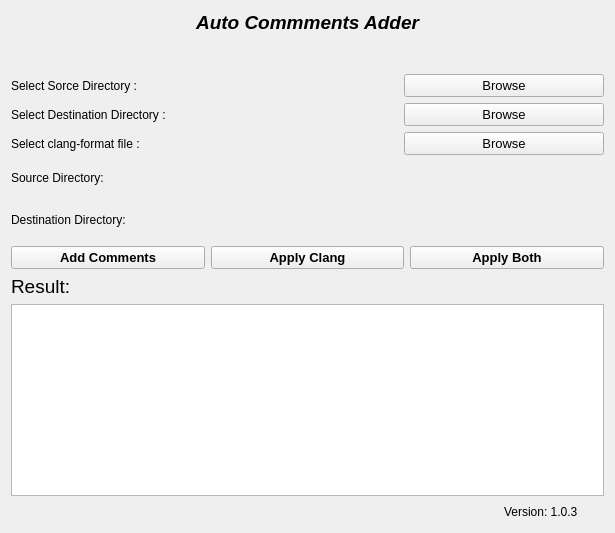
Old version of the form AutoCommentsTool/AutoHeader.ui in the repository CG-Abhilash/AutoCommentTool.
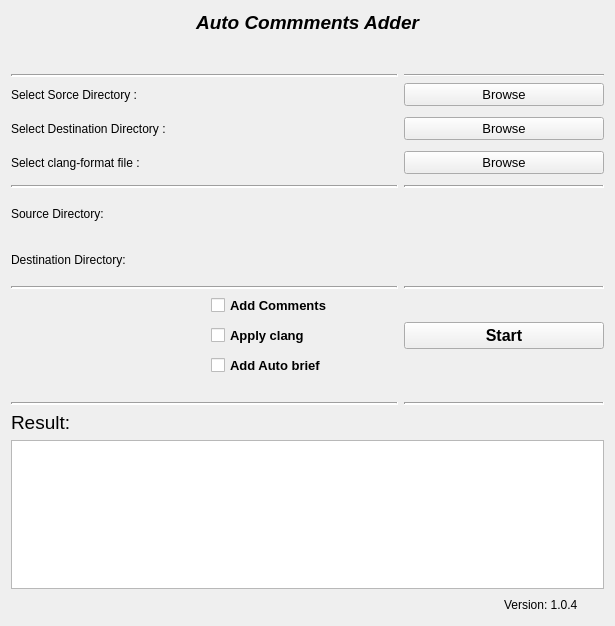
New version of the form.

Commit message: Modify code for adding auto file, class and file brief.

Diff of the .ui file:
```diff
--- a/AutoCommentsTool/AutoHeader.ui
+++ b/AutoCommentsTool/AutoHeader.ui
@@ -7,7 +7,7 @@
     <x>0</x>
     <y>0</y>
     <width>615</width>
-    <height>533</height>
+    <height>626</height>
    </rect>
   </property>
   <property name="font">
@@ -55,7 +55,7 @@
         </size>
        </property>
        <property name="text">
-        <string>Version: 1.0.3</string>
+        <string>Version: 1.0.4</string>
        </property>
       </widget>
      </item>
@@ -102,40 +102,166 @@
      </item>
      <item>
       <layout class="QGridLayout" name="gridLayout">
-       <item row="2" column="1">
-        <widget class="QPushButton" name="DestinationDirectoryButton">
-         <property name="sizePolicy">
-          <sizepolicy hsizetype="Fixed" vsizetype="Fixed">
-           <horstretch>0</horstretch>
-           <verstretch>0</verstretch>
-          </sizepolicy>
-         </property>
-         <property name="minimumSize">
-          <size>
-           <width>100</width>
-           <height>0</height>
-          </size>
-         </property>
-         <property name="maximumSize">
-          <size>
-           <width>200</width>
-           <height>16777215</height>
-          </size>
-         </property>
-         <property name="font">
-          <font>
-           <pointsize>10</pointsize>
-          </font>
-         </property>
-         <property name="text">
-          <string>Browse</string>
-         </property>
-        </widget>
-       </item>
        <item row="0" column="0">
         <layout class="QHBoxLayout" name="horizontalLayout"/>
        </item>
-       <item row="4" column="0" colspan="2">
+       <item row="3" column="0">
+        <spacer name="verticalSpacer_3">
+         <property name="orientation">
+          <enum>Qt::Vertical</enum>
+         </property>
+         <property name="sizeType">
+          <enum>QSizePolicy::Fixed</enum>
+         </property>
+         <property name="sizeHint" stdset="0">
+          <size>
+           <width>20</width>
+           <height>5</height>
+          </size>
+         </property>
+        </spacer>
+       </item>
+       <item row="18" column="0" colspan="2">
+        <spacer name="verticalSpacer_2">
+         <property name="orientation">
+          <enum>Qt::Vertical</enum>
+         </property>
+         <property name="sizeType">
+          <enum>QSizePolicy::Fixed</enum>
+         </property>
+         <property name="sizeHint" stdset="0">
+          <size>
+           <width>20</width>
+           <height>20</height>
+          </size>
+         </property>
+        </spacer>
+       </item>
+       <item row="10" column="0">
+        <spacer name="verticalSpacer_5">
+         <property name="orientation">
+          <enum>Qt::Vertical</enum>
+         </property>
+         <property name="sizeType">
+          <enum>QSizePolicy::Fixed</enum>
+         </property>
+         <property name="sizeHint" stdset="0">
+          <size>
+           <width>20</width>
+           <height>5</height>
+          </size>
+         </property>
+        </spacer>
+       </item>
+       <item row="2" column="1">
+        <widget class="QPushButton" name="SourceBrowseButton">
+         <property name="sizePolicy">
+          <sizepolicy hsizetype="Fixed" vsizetype="Fixed">
+           <horstretch>0</horstretch>
+           <verstretch>0</verstretch>
+          </sizepolicy>
+         </property>
+         <property name="minimumSize">
+          <size>
+           <width>200</width>
+           <height>0</height>
+          </size>
+         </property>
+         <property name="maximumSize">
+          <size>
+           <width>200</width>
+           <height>16777215</height>
+          </size>
+         </property>
+         <property name="font">
+          <font>
+           <pointsize>10</pointsize>
+          </font>
+         </property>
+         <property name="text">
+          <string>Browse</string>
+         </property>
+        </widget>
+       </item>
+       <item row="14" column="0">
+        <widget class="Line" name="line_5">
+         <property name="lineWidth">
+          <number>2</number>
+         </property>
+         <property name="orientation">
+          <enum>Qt::Horizontal</enum>
+         </property>
+        </widget>
+       </item>
+       <item row="16" column="1">
+        <widget class="QPushButton" name="start_button_">
+         <property name="font">
+          <font>
+           <pointsize>12</pointsize>
+           <weight>75</weight>
+           <bold>true</bold>
+          </font>
+         </property>
+         <property name="text">
+          <string>Start</string>
+         </property>
+        </widget>
+       </item>
+       <item row="25" column="1">
+        <widget class="Line" name="line_8">
+         <property name="lineWidth">
+          <number>2</number>
+         </property>
+         <property name="orientation">
+          <enum>Qt::Horizontal</enum>
+         </property>
+        </widget>
+       </item>
+       <item row="17" column="0">
+        <layout class="QHBoxLayout" name="horizontalLayout_9">
+         <item>
+          <spacer name="horizontalSpacer_7">
+           <property name="orientation">
+            <enum>Qt::Horizontal</enum>
+           </property>
+           <property name="sizeType">
+            <enum>QSizePolicy::Fixed</enum>
+           </property>
+           <property name="sizeHint" stdset="0">
+            <size>
+             <width>200</width>
+             <height>20</height>
+            </size>
+           </property>
+          </spacer>
+         </item>
+         <item>
+          <widget class="QCheckBox" name="auto_brief_check_box_">
+           <property name="font">
+            <font>
+             <pointsize>10</pointsize>
+             <weight>75</weight>
+             <bold>true</bold>
+            </font>
+           </property>
+           <property name="text">
+            <string>Add Auto brief</string>
+           </property>
+          </widget>
+         </item>
+        </layout>
+       </item>
+       <item row="11" column="0">
+        <widget class="Line" name="line_3">
+         <property name="lineWidth">
+          <number>2</number>
+         </property>
+         <property name="orientation">
+          <enum>Qt::Horizontal</enum>
+         </property>
+        </widget>
+       </item>
+       <item row="12" column="0" colspan="2">
         <widget class="QLabel" name="SourceDirectoryLabel">
          <property name="sizePolicy">
           <sizepolicy hsizetype="Expanding" vsizetype="Expanding">
@@ -143,6 +269,18 @@
            <verstretch>0</verstretch>
           </sizepolicy>
          </property>
+         <property name="minimumSize">
+          <size>
+           <width>0</width>
+           <height>40</height>
+          </size>
+         </property>
+         <property name="maximumSize">
+          <size>
+           <width>16777215</width>
+           <height>40</height>
+          </size>
+         </property>
          <property name="lineWidth">
           <number>2</number>
          </property>
@@ -157,31 +295,7 @@
          </property>
         </widget>
        </item>
-       <item row="1" column="0">
-        <layout class="QHBoxLayout" name="horizontalLayout_3">
-         <item>
-          <widget class="QLabel" name="label_4">
-           <property name="text">
-            <string>Select Sorce Directory :</string>
-           </property>
-          </widget>
-         </item>
-         <item>
-          <spacer name="horizontalSpacer">
-           <property name="orientation">
-            <enum>Qt::Horizontal</enum>
-           </property>
-           <property name="sizeHint" stdset="0">
-            <size>
-             <width>40</width>
-             <height>20</height>
-            </size>
-           </property>
-          </spacer>
-         </item>
-        </layout>
-       </item>
-       <item row="2" column="0">
+       <item row="4" column="0">
         <layout class="QHBoxLayout" name="horizontalLayout_4">
          <item>
           <widget class="QLabel" name="label_5">
@@ -205,117 +319,7 @@
          </item>
         </layout>
        </item>
-       <item row="5" column="0" colspan="2">
-        <widget class="QLabel" name="DestinationDirectoryLabel">
-         <property name="minimumSize">
-          <size>
-           <width>0</width>
-           <height>40</height>
-          </size>
-         </property>
-         <property name="maximumSize">
-          <size>
-           <width>16777215</width>
-           <height>40</height>
-          </size>
-         </property>
-         <property name="lineWidth">
-          <number>2</number>
-         </property>
-         <property name="text">
-          <string>Destination Directory: </string>
-         </property>
-         <property name="wordWrap">
-          <bool>true</bool>
-         </property>
-        </widget>
-       </item>
-       <item row="6" column="0" colspan="2">
-        <layout class="QHBoxLayout" name="horizontalLayout_6">
-         <item>
-          <widget class="QPushButton" name="AddCommetsButton">
-           <property name="font">
-            <font>
-             <pointsize>10</pointsize>
-             <weight>75</weight>
-             <bold>true</bold>
-            </font>
-           </property>
-           <property name="focusPolicy">
-            <enum>Qt::TabFocus</enum>
-           </property>
-           <property name="layoutDirection">
-            <enum>Qt::LeftToRight</enum>
-           </property>
-           <property name="text">
-            <string>Add Comments</string>
-           </property>
-          </widget>
-         </item>
-         <item>
-          <widget class="QPushButton" name="ApplyCLangButton">
-           <property name="font">
-            <font>
-             <pointsize>10</pointsize>
-             <weight>75</weight>
-             <bold>true</bold>
-            </font>
-           </property>
-           <property name="text">
-            <string>Apply Clang</string>
-           </property>
-          </widget>
-         </item>
-         <item>
-          <widget class="QPushButton" name="ApplyBothButton">
-           <property name="font">
-            <font>
-             <pointsize>10</pointsize>
-             <weight>75</weight>
-             <bold>true</bold>
-            </font>
-           </property>
-           <property name="text">
-            <string>Apply Both</string>
-           </property>
-          </widget>
-         </item>
-        </layout>
-       </item>
-       <item row="1" column="1">
-        <widget class="QPushButton" name="SourceBrowseButton">
-         <property name="sizePolicy">
-          <sizepolicy hsizetype="Fixed" vsizetype="Fixed">
-           <horstretch>0</horstretch>
-           <verstretch>0</verstretch>
-          </sizepolicy>
-         </property>
-         <property name="minimumSize">
-          <size>
-           <width>200</width>
-           <height>0</height>
-          </size>
-         </property>
-         <property name="maximumSize">
-          <size>
-           <width>200</width>
-           <height>16777215</height>
-          </size>
-         </property>
-         <property name="font">
-          <font>
-           <pointsize>10</pointsize>
-          </font>
-         </property>
-         <property name="text">
-          <string>Browse</string>
-         </property>
-        </widget>
-       </item>
-       <item row="13" column="0" colspan="2">
-        <widget class="QListWidget" name="resultlistWidget"/>
-       </item>
-       <item row="12" column="0">
+       <item row="26" column="0">
         <widget class="QLabel" name="label_2">
          <property name="font">
           <font>
@@ -327,19 +331,7 @@
          </property>
         </widget>
        </item>
-       <item row="3" column="1">
-        <widget class="QPushButton" name="clangBrowswePushButton">
-         <property name="font">
-          <font>
-           <pointsize>10</pointsize>
-          </font>
-         </property>
-         <property name="text">
-          <string>Browse</string>
-         </property>
-        </widget>
-       </item>
-       <item row="3" column="0">
+       <item row="6" column="0">
         <layout class="QHBoxLayout" name="horizontalLayout_2">
          <item>
           <widget class="QLabel" name="label_6">
@@ -363,6 +355,231 @@
          </item>
         </layout>
        </item>
+       <item row="11" column="1">
+        <widget class="Line" name="line_4">
+         <property name="lineWidth">
+          <number>2</number>
+         </property>
+         <property name="orientation">
+          <enum>Qt::Horizontal</enum>
+         </property>
+        </widget>
+       </item>
+       <item row="25" column="0">
+        <widget class="Line" name="line_7">
+         <property name="lineWidth">
+          <number>2</number>
+         </property>
+         <property name="orientation">
+          <enum>Qt::Horizontal</enum>
+         </property>
+        </widget>
+       </item>
+       <item row="5" column="0">
+        <spacer name="verticalSpacer_4">
+         <property name="orientation">
+          <enum>Qt::Vertical</enum>
+         </property>
+         <property name="sizeType">
+          <enum>QSizePolicy::Fixed</enum>
+         </property>
+         <property name="sizeHint" stdset="0">
+          <size>
+           <width>20</width>
+           <height>5</height>
+          </size>
+         </property>
+        </spacer>
+       </item>
+       <item row="16" column="0">
+        <layout class="QHBoxLayout" name="horizontalLayout_8">
+         <item>
+          <spacer name="horizontalSpacer_6">
+           <property name="orientation">
+            <enum>Qt::Horizontal</enum>
+           </property>
+           <property name="sizeType">
+            <enum>QSizePolicy::Fixed</enum>
+           </property>
+           <property name="sizeHint" stdset="0">
+            <size>
+             <width>200</width>
+             <height>20</height>
+            </size>
+           </property>
+          </spacer>
+         </item>
+         <item>
+          <widget class="QCheckBox" name="apply_clang_check_box_">
+           <property name="font">
+            <font>
+             <pointsize>10</pointsize>
+             <weight>75</weight>
+             <bold>true</bold>
+            </font>
+           </property>
+           <property name="text">
+            <string>Apply clang</string>
+           </property>
+          </widget>
+         </item>
+        </layout>
+       </item>
+       <item row="14" column="1">
+        <widget class="Line" name="line_6">
+         <property name="lineWidth">
+          <number>2</number>
+         </property>
+         <property name="orientation">
+          <enum>Qt::Horizontal</enum>
+         </property>
+        </widget>
+       </item>
+       <item row="1" column="0">
+        <widget class="Line" name="line">
+         <property name="lineWidth">
+          <number>2</number>
+         </property>
+         <property name="orientation">
+          <enum>Qt::Horizontal</enum>
+         </property>
+        </widget>
+       </item>
+       <item row="15" column="0">
+        <layout class="QHBoxLayout" name="horizontalLayout_7">
+         <item>
+          <spacer name="horizontalSpacer_5">
+           <property name="orientation">
+            <enum>Qt::Horizontal</enum>
+           </property>
+           <property name="sizeType">
+            <enum>QSizePolicy::Fixed</enum>
+           </property>
+           <property name="sizeHint" stdset="0">
+            <size>
+             <width>200</width>
+             <height>20</height>
+            </size>
+           </property>
+          </spacer>
+         </item>
+         <item>
+          <widget class="QCheckBox" name="add_comments_check_box_">
+           <property name="font">
+            <font>
+             <pointsize>10</pointsize>
+             <weight>75</weight>
+             <bold>true</bold>
+            </font>
+           </property>
+           <property name="text">
+            <string>Add Comments</string>
+           </property>
+          </widget>
+         </item>
+        </layout>
+       </item>
+       <item row="6" column="1">
+        <widget class="QPushButton" name="clangBrowswePushButton">
+         <property name="font">
+          <font>
+           <pointsize>10</pointsize>
+          </font>
+         </property>
+         <property name="text">
+          <string>Browse</string>
+         </property>
+        </widget>
+       </item>
+       <item row="1" column="1">
+        <widget class="Line" name="line_2">
+         <property name="orientation">
+          <enum>Qt::Horizontal</enum>
+         </property>
+        </widget>
+       </item>
+       <item row="2" column="0">
+        <layout class="QHBoxLayout" name="horizontalLayout_3">
+         <item>
+          <widget class="QLabel" name="label_4">
+           <property name="text">
+            <string>Select Sorce Directory :</string>
+           </property>
+          </widget>
+         </item>
+         <item>
+          <spacer name="horizontalSpacer">
+           <property name="orientation">
+            <enum>Qt::Horizontal</enum>
+           </property>
+           <property name="sizeHint" stdset="0">
+            <size>
+             <width>40</width>
+             <height>20</height>
+            </size>
+           </property>
+          </spacer>
+         </item>
+        </layout>
+       </item>
+       <item row="4" column="1">
+        <widget class="QPushButton" name="DestinationDirectoryButton">
+         <property name="sizePolicy">
+          <sizepolicy hsizetype="Fixed" vsizetype="Fixed">
+           <horstretch>0</horstretch>
+           <verstretch>0</verstretch>
+          </sizepolicy>
+         </property>
+         <property name="minimumSize">
+          <size>
+           <width>100</width>
+           <height>0</height>
+          </size>
+         </property>
+         <property name="maximumSize">
+          <size>
+           <width>200</width>
+           <height>16777215</height>
+          </size>
+         </property>
+         <property name="font">
+          <font>
+           <pointsize>10</pointsize>
+          </font>
+         </property>
+         <property name="text">
+          <string>Browse</string>
+         </property>
+        </widget>
+       </item>
+       <item row="27" column="0" colspan="2">
+        <widget class="QListWidget" name="resultlistWidget"/>
+       </item>
+       <item row="13" column="0" colspan="2">
+        <widget class="QLabel" name="DestinationDirectoryLabel">
+         <property name="minimumSize">
+          <size>
+           <width>0</width>
+           <height>40</height>
+          </size>
+         </property>
+         <property name="maximumSize">
+          <size>
+           <width>16777215</width>
+           <height>40</height>
+          </size>
+         </property>
+         <property name="lineWidth">
+          <number>2</number>
+         </property>
+         <property name="text">
+          <string>Destination Directory: </string>
+         </property>
+         <property name="wordWrap">
+          <bool>true</bool>
+         </property>
+        </widget>
+       </item>
       </layout>
      </item>
     </layout>
```
The commit also changes 2 other files.
